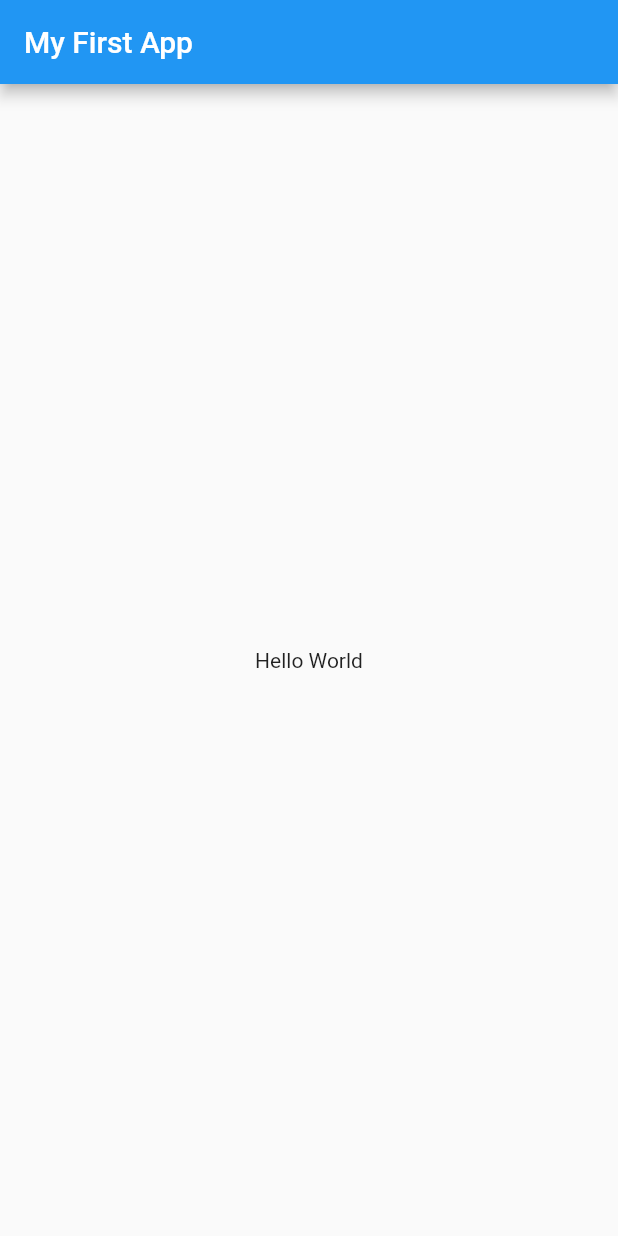
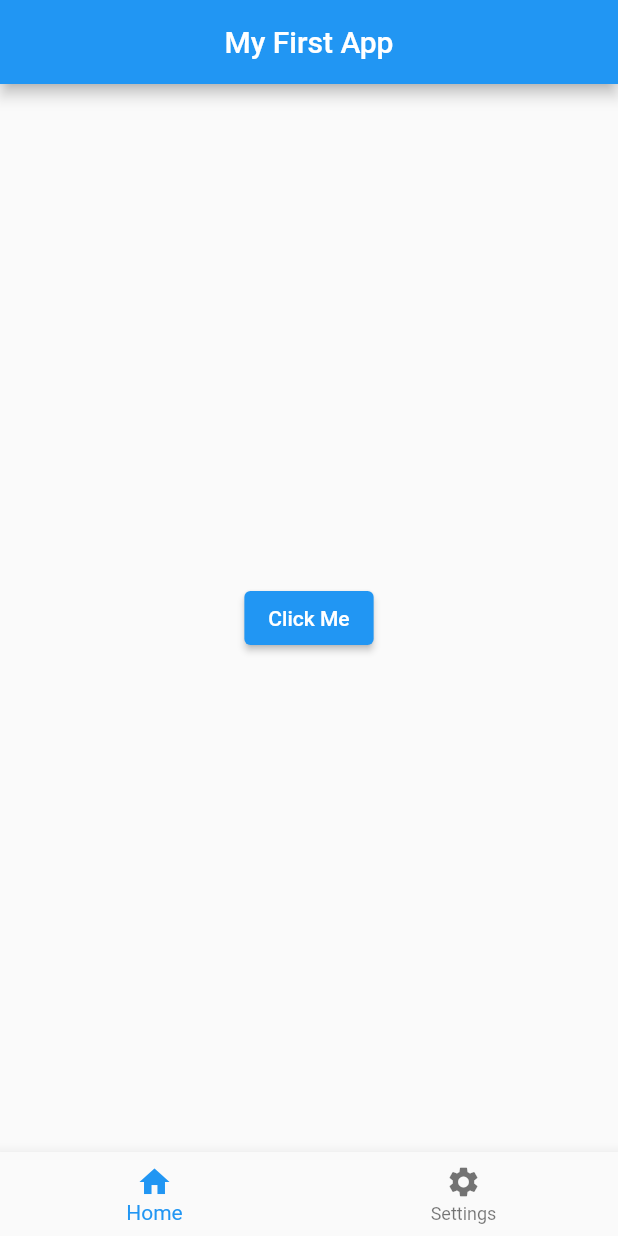
Before and after one commit to Andrew87E/Weather_App, a Flutter app: the screen it shows after launch, on a phone screen of 412 x 824 dp. Run offline on Flutter 3.47's test engine with Material 2 defaults, Android fonts, the phone set to English and light mode, and no system bars.

Commit message:
basic layout

```diff
--- a/lib/main.dart
+++ b/lib/main.dart
@@ -1,24 +1,38 @@
 import 'package:flutter/material.dart';
 
 void main() {
-  runApp(const MyApp());
-
+  runApp(MyApp());
 }
 
 class MyApp extends StatelessWidget {
-const MyApp({ Key? key }) : super(key: key);
+  MyApp({Key? key}) : super(key: key);
+
+  String btnName = 'Click Me';
 
   @override
-  Widget build(BuildContext context){
+  Widget build(BuildContext context) {
     return MaterialApp(
+      debugShowCheckedModeBanner: false,
       home: Scaffold(
         appBar: AppBar(
-          title: const Text('My First App'),
-        ),
-        body: const Center(
-          child: Text('Hello World'),
+            title: const Center(
+          child: Text('My First App'),
+        )),
+        body: Center(
+            child: ElevatedButton(onPressed: () {}, child: Text(btnName))),
+        bottomNavigationBar: BottomNavigationBar(
+          items: const [
+            BottomNavigationBarItem(
+              icon: Icon(Icons.home),
+              label: 'Home',
+            ),
+            BottomNavigationBarItem(
+              icon: Icon(Icons.settings),
+              label: 'Settings',
+            ),
+          ],
         ),
       ),
-      );
+    );
   }
 }
```
Also changed, not shown: 1 other file.
